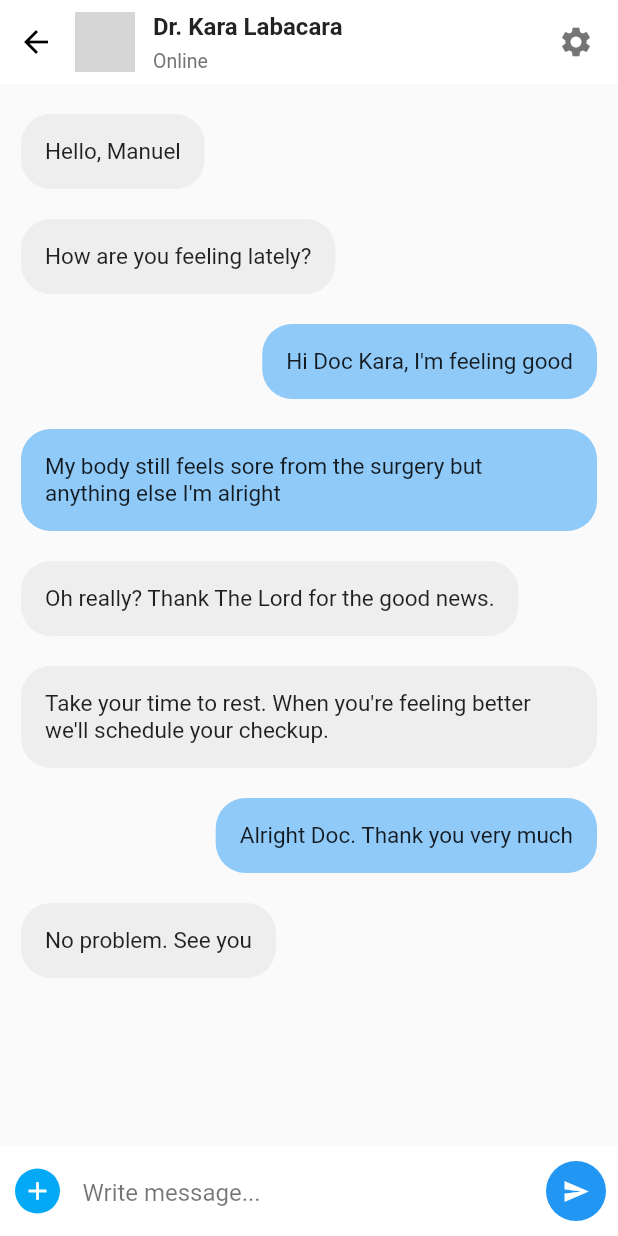
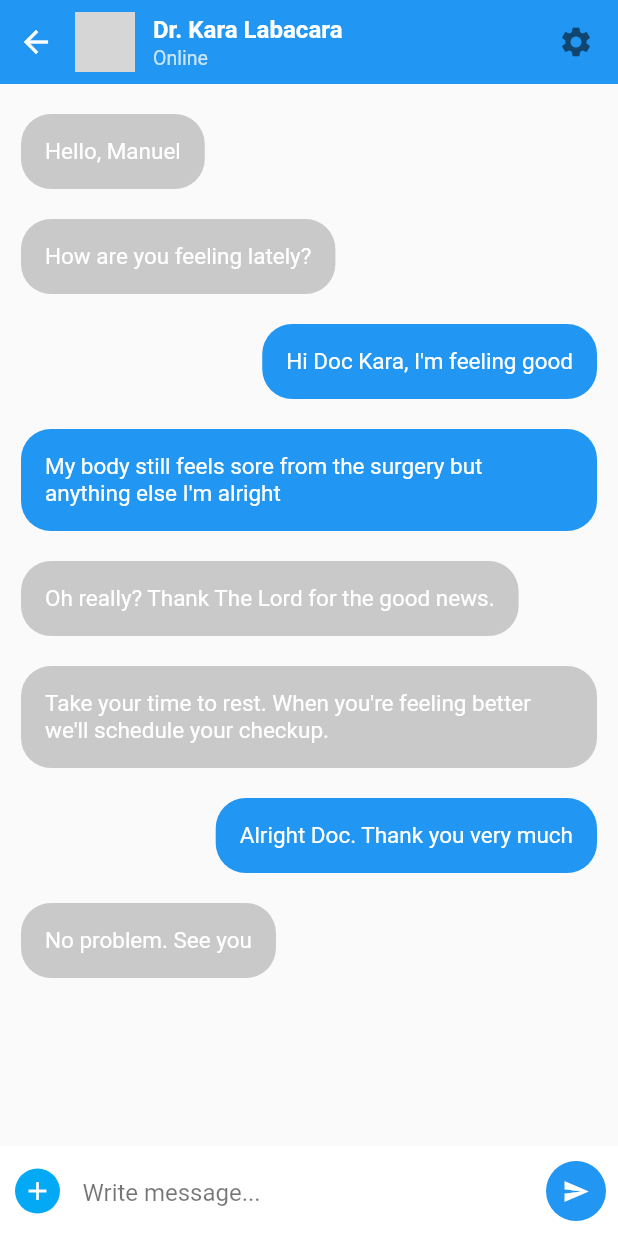
Before and after one commit to skzysty/emedicare, a Flutter app: the ChatDetailPage screen opened directly, on a phone screen of 412 x 824 dp. Run offline on Flutter 3.47's test engine with Material 2 defaults, Android fonts, the phone set to English and light mode, and no system bars; our stand-ins replace dropdown_button2; network calls fail; grey boxes are pictures that could not be loaded.

Commit message:
UI edit chat page

```diff
--- a/lib/screens/chatDetailPage.dart
+++ b/lib/screens/chatDetailPage.dart
@@ -1,4 +1,4 @@
-// ignore_for_file: prefer_const_constructors
+// ignore_for_file: prefer_const_constructors, prefer_const_literals_to_create_immutables
 
 import 'package:emedicare/pages/model/chatMessageModel.dart';
 import 'package:flutter/material.dart';
@@ -37,7 +37,7 @@ class _ChatDetailPageState extends State<ChatDetailPage> {
         appBar: AppBar(
           elevation: 0,
           automaticallyImplyLeading: false,
-          backgroundColor: Colors.white,
+          backgroundColor: Colors.blue,
           flexibleSpace: SafeArea(
             child: Container(
               padding: EdgeInsets.only(right: 16),
@@ -49,7 +49,7 @@ class _ChatDetailPageState extends State<ChatDetailPage> {
                     },
                     icon: Icon(
                       Icons.arrow_back,
-                      color: Colors.black,
+                      color: Colors.white,
                     ),
                   ),
                   SizedBox(
@@ -71,15 +71,18 @@ class _ChatDetailPageState extends State<ChatDetailPage> {
                         Text(
                           "Dr. Kara Labacara",
                           style: TextStyle(
-                              fontSize: 16, fontWeight: FontWeight.w600),
+                              fontSize: 16,
+                              fontWeight: FontWeight.w600,
+                              color: Colors.white),
                         ),
                         SizedBox(
-                          height: 6,
+                          height: 2,
                         ),
                         Text(
                           "Online",
                           style: TextStyle(
-                              color: Colors.grey.shade600, fontSize: 13),
+                              color: Color.fromARGB(255, 200, 229, 252),
+                              fontSize: 13),
                         ),
                       ],
                     ),
@@ -112,13 +115,13 @@ class _ChatDetailPageState extends State<ChatDetailPage> {
                       decoration: BoxDecoration(
                         borderRadius: BorderRadius.circular(20),
                         color: (messages[index].messageType == "receiver"
-                            ? Colors.grey.shade200
-                            : Colors.blue[200]),
+                            ? Color.fromARGB(255, 201, 201, 201)
+                            : Colors.blue),
                       ),
                       padding: EdgeInsets.all(16),
                       child: Text(
-                        messages[index].messageContent,
-                        style: TextStyle(fontSize: 15),
+                        (messages[index].messageContent),
+                        style: TextStyle(color: Colors.white, fontSize: 15),
                       ),
                     ),
                   ),
```
Also changed, not shown: lib/screens/chatPage.dart (+5 -2 lines), lib/screens/chathomePage.dart (+12 -6 lines).
